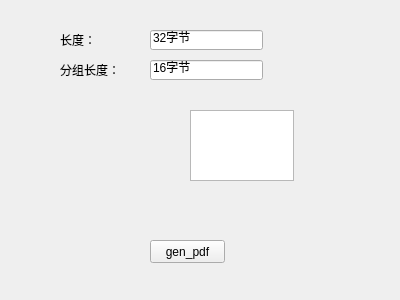
lenna-git/qtproject, file form_page1.ui: the form before one commit.
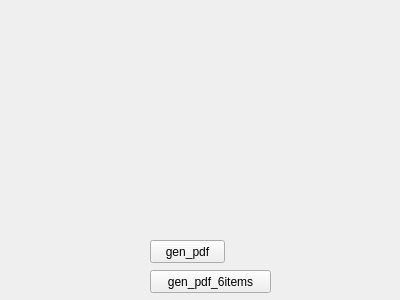
The form after the commit.

Commit message: 新增生成6个检验项目的PDF功能及相关按钮

```diff
--- a/form_page1.ui
+++ b/form_page1.ui
@@ -13,16 +13,6 @@
   <property name="windowTitle">
    <string>Form</string>
   </property>
-  <widget class="QTextEdit" name="textEdit">
-   <property name="geometry">
-    <rect>
-     <x>190</x>
-     <y>110</y>
-     <width>104</width>
-     <height>71</height>
-    </rect>
-   </property>
-  </widget>
   <widget class="QPushButton" name="pushButton">
    <property name="geometry">
     <rect>
@@ -36,56 +26,17 @@
     <string>gen_pdf</string>
    </property>
   </widget>
-  <widget class="QLabel" name="labelLength">
+  <widget class="QPushButton" name="pushButton_2">
    <property name="geometry">
     <rect>
-     <x>60</x>
-     <y>30</y>
-     <width>71</width>
-     <height>20</height>
-    </rect>
-   </property>
-   <property name="text">
-    <string>长度：</string>
-   </property>
-  </widget>
-  <widget class="QLineEdit" name="lineEditLength">
-   <property name="geometry">
-    <rect>
      <x>150</x>
-     <y>30</y>
-     <width>113</width>
-     <height>20</height>
+     <y>270</y>
+     <width>121</width>
+     <height>23</height>
     </rect>
    </property>
    <property name="text">
-    <string>32字节</string>
-   </property>
-  </widget>
-  <widget class="QLabel" name="labelGroupLength">
-   <property name="geometry">
-    <rect>
-     <x>60</x>
-     <y>60</y>
-     <width>71</width>
-     <height>20</height>
-    </rect>
-   </property>
-   <property name="text">
-    <string>分组长度：</string>
-   </property>
-  </widget>
-  <widget class="QLineEdit" name="lineEditGroupLength">
-   <property name="geometry">
-    <rect>
-     <x>150</x>
-     <y>60</y>
-     <width>113</width>
-     <height>20</height>
-    </rect>
-   </property>
-   <property name="text">
-    <string>16字节</string>
+    <string>gen_pdf_6items</string>
    </property>
   </widget>
  </widget>
```
The commit also changes 4 other files.
